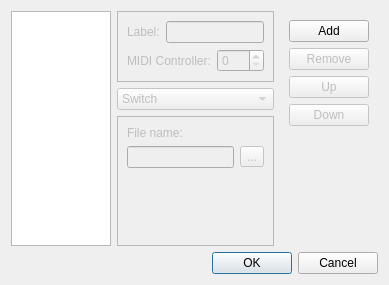
Qt form src/extracontrols.ui (pedrolcl/VMPK) before a commit.
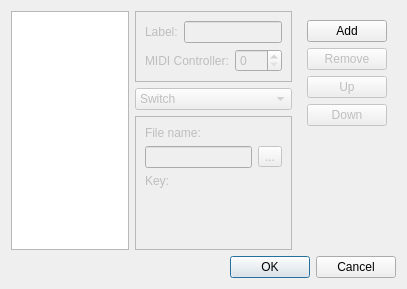
The same form after that commit. The open tabs and pages were chosen to show the change. Icons and pictures are not drawn. Custom widgets are drawn as their Qt base class.

Commit message: RFE #50: Assigning a keyboard shortcut to the button extra controls: https://sourceforge.net/p/vmpk/feature-requests/50/

The edit to the form file:
```diff
--- a/src/extracontrols.ui
+++ b/src/extracontrols.ui
@@ -23,8 +23,8 @@
    <rect>
     <x>0</x>
     <y>0</y>
-    <width>376</width>
-    <height>267</height>
+    <width>407</width>
+    <height>289</height>
    </rect>
   </property>
   <property name="windowTitle">
@@ -471,7 +471,7 @@
      </widget>
      <widget class="QWidget" name="pageButtonSyx">
       <layout class="QGridLayout" name="gridLayout_8">
-       <item row="0" column="0">
+       <item row="0" column="0" colspan="2">
         <widget class="QLabel" name="lblFileName">
          <property name="text">
           <string>File name:</string>
@@ -481,14 +481,14 @@
          </property>
         </widget>
        </item>
-       <item row="1" column="0">
+       <item row="1" column="0" colspan="2">
         <widget class="QLineEdit" name="edtFileSyx">
          <property name="readOnly">
           <bool>true</bool>
          </property>
         </widget>
        </item>
-       <item row="1" column="1">
+       <item row="1" column="2">
         <widget class="QToolButton" name="btnFileSyx">
          <property name="text">
           <string>...</string>
@@ -496,6 +496,16 @@
         </widget>
        </item>
        <item row="2" column="0">
+        <widget class="QLabel" name="lblKey_2">
+         <property name="text">
+          <string>Key:</string>
+         </property>
+        </widget>
+       </item>
+       <item row="2" column="1" colspan="2">
+        <widget class="ShortcutTableItemEditor" name="keySeqBtnSyx"/>
+       </item>
+       <item row="3" column="0" colspan="2">
         <spacer name="verticalSpacer_2">
          <property name="orientation">
           <enum>Qt::Vertical</enum>
@@ -547,6 +557,13 @@
   <tabstop>btnDown</tabstop>
   <tabstop>buttonBox</tabstop>
  </tabstops>
+ <customwidgets>
+  <customwidget>
+   <class>ShortcutTableItemEditor</class>
+   <extends>QWidget</extends>
+   <header>shortcutdialog.h</header>
+  </customwidget>
+ </customwidgets>
  <resources>
   <include location="../data/vmpk.qrc"/>
  </resources>
```
Left out of the diff: 24 changed lines with no effect on the pictures. The commit also changes 5 other files.
